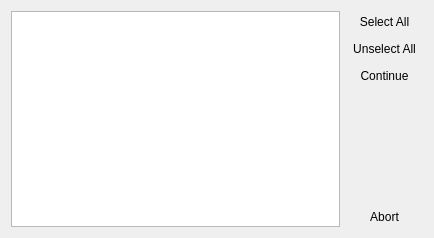
This is unsavedfilesdialog.ui in martinribelotta/embedded-ide as Qt 5 draws it before an edit. The edited form follows.
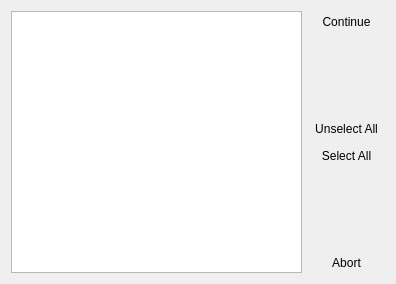
This is the edited form. Icons and pictures are not drawn.

Commit message: Add tooltips, add syncronization into fileview and combobox

```diff
--- a/unsavedfilesdialog.ui
+++ b/unsavedfilesdialog.ui
@@ -6,43 +6,14 @@
    <rect>
     <x>0</x>
     <y>0</y>
-    <width>434</width>
-    <height>238</height>
+    <width>396</width>
+    <height>284</height>
    </rect>
   </property>
   <property name="windowTitle">
    <string>Unsaved Changes</string>
   </property>
   <layout class="QGridLayout" name="gridLayout">
-   <item row="2" column="1">
-    <widget class="QToolButton" name="buttonSaveSelected">
-     <property name="sizePolicy">
-      <sizepolicy hsizetype="Preferred" vsizetype="Fixed">
-       <horstretch>0</horstretch>
-       <verstretch>0</verstretch>
-      </sizepolicy>
-     </property>
-     <property name="text">
-      <string>Continue</string>
-     </property>
-     <property name="icon">
-      <iconset resource="resources/resources.qrc">
-       <normaloff>:/images/actions/document-save-all.svg</normaloff>:/images/actions/document-save-all.svg</iconset>
-     </property>
-     <property name="iconSize">
-      <size>
-       <width>32</width>
-       <height>32</height>
-      </size>
-     </property>
-     <property name="toolButtonStyle">
-      <enum>Qt::ToolButtonTextBesideIcon</enum>
-     </property>
-     <property name="autoRaise">
-      <bool>true</bool>
-     </property>
-    </widget>
-   </item>
    <item row="0" column="0" rowspan="6">
     <widget class="QListView" name="listView">
      <property name="editTriggers">
@@ -60,6 +31,83 @@
     </widget>
    </item>
    <item row="0" column="1">
+    <widget class="QToolButton" name="buttonSaveSelected">
+     <property name="sizePolicy">
+      <sizepolicy hsizetype="Preferred" vsizetype="Fixed">
+       <horstretch>0</horstretch>
+       <verstretch>0</verstretch>
+      </sizepolicy>
+     </property>
+     <property name="toolTip">
+      <string>Save selected and continue</string>
+     </property>
+     <property name="text">
+      <string>Continue</string>
+     </property>
+     <property name="icon">
+      <iconset resource="resources/resources.qrc">
+       <normaloff>:/images/actions/document-save-all.svg</normaloff>:/images/actions/document-save-all.svg</iconset>
+     </property>
+     <property name="iconSize">
+      <size>
+       <width>32</width>
+       <height>32</height>
+      </size>
+     </property>
+     <property name="toolButtonStyle">
+      <enum>Qt::ToolButtonTextBesideIcon</enum>
+     </property>
+     <property name="autoRaise">
+      <bool>true</bool>
+     </property>
+    </widget>
+   </item>
+   <item row="1" column="1">
+    <spacer name="verticalSpacer_2">
+     <property name="orientation">
+      <enum>Qt::Vertical</enum>
+     </property>
+     <property name="sizeHint" stdset="0">
+      <size>
+       <width>20</width>
+       <height>40</height>
+      </size>
+     </property>
+    </spacer>
+   </item>
+   <item row="2" column="1">
+    <widget class="QToolButton" name="buttonUnselectAll">
+     <property name="sizePolicy">
+      <sizepolicy hsizetype="Preferred" vsizetype="Fixed">
+       <horstretch>0</horstretch>
+       <verstretch>0</verstretch>
+      </sizepolicy>
+     </property>
+     <property name="toolTip">
+      <string>Unselect All</string>
+     </property>
+     <property name="text">
+      <string>Unselect All</string>
+     </property>
+     <property name="icon">
+      <iconset resource="resources/resources.qrc">
+       <normaloff>:/images/actions/list-remove.svg</normaloff>:/images/actions/list-remove.svg</iconset>
+     </property>
+     <property name="iconSize">
+      <size>
+       <width>32</width>
+       <height>32</height>
+      </size>
+     </property>
+     <property name="toolButtonStyle">
+      <enum>Qt::ToolButtonTextBesideIcon</enum>
+     </property>
+     <property name="autoRaise">
+      <bool>true</bool>
+     </property>
+    </widget>
+   </item>
+   <item row="3" column="1">
     <widget class="QToolButton" name="buttonSelectAll">
      <property name="sizePolicy">
       <sizepolicy hsizetype="Preferred" vsizetype="Fixed">
@@ -130,35 +178,6 @@
      </property>
     </widget>
    </item>
-   <item row="1" column="1">
-    <widget class="QToolButton" name="buttonUnselectAll">
-     <property name="sizePolicy">
-      <sizepolicy hsizetype="Preferred" vsizetype="Fixed">
-       <horstretch>0</horstretch>
-       <verstretch>0</verstretch>
-      </sizepolicy>
-     </property>
-     <property name="text">
-      <string>Unselect All</string>
-     </property>
-     <property name="icon">
-      <iconset resource="resources/resources.qrc">
-       <normaloff>:/images/actions/list-remove.svg</normaloff>:/images/actions/list-remove.svg</iconset>
-     </property>
-     <property name="iconSize">
-      <size>
-       <width>32</width>
-       <height>32</height>
-      </size>
-     </property>
-     <property name="toolButtonStyle">
-      <enum>Qt::ToolButtonTextBesideIcon</enum>
-     </property>
-     <property name="autoRaise">
-      <bool>true</bool>
-     </property>
-    </widget>
-   </item>
   </layout>
  </widget>
  <resources>
```
Left out of the diff: 6 changed lines with no effect on the pictures. The commit also changes 5 other files.
